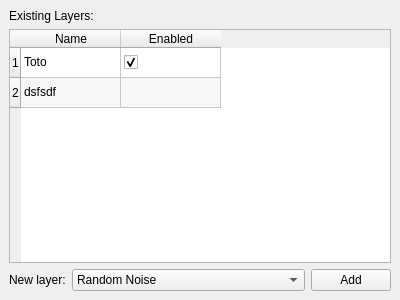
Old version of the form inputGen/ui/displacementfactory.ui in the repository amonszpart/RAPter.
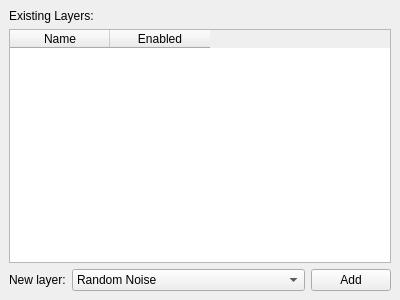
New version of the form.

Commit message: UI: Update table when adding a new kernel

The edit to the form file:
```diff
--- a/inputGen/ui/displacementfactory.ui
+++ b/inputGen/ui/displacementfactory.ui
@@ -63,16 +63,6 @@
       <property name="columnCount">
        <number>2</number>
       </property>
-      <row>
-       <property name="text">
-        <string>1</string>
-       </property>
-      </row>
-      <row>
-       <property name="text">
-        <string>2</string>
-       </property>
-      </row>
       <column>
        <property name="text">
         <string>Name</string>
@@ -83,32 +73,6 @@
         <string>Enabled</string>
        </property>
       </column>
-      <item row="0" column="0">
-       <property name="text">
-        <string>Toto</string>
-       </property>
-      </item>
-      <item row="0" column="1">
-       <property name="text">
-        <string/>
-       </property>
-       <property name="checkState">
-        <enum>Checked</enum>
-       </property>
-      </item>
-      <item row="1" column="0">
-       <property name="text">
-        <string>dsfsdf</string>
-       </property>
-      </item>
-      <item row="1" column="1">
-       <property name="text">
-        <string/>
-       </property>
-       <property name="checkState">
-        <enum>Unchecked</enum>
-       </property>
-      </item>
      </widget>
     </item>
     <item row="2" column="0">
```
The commit also changes 1 other file.
